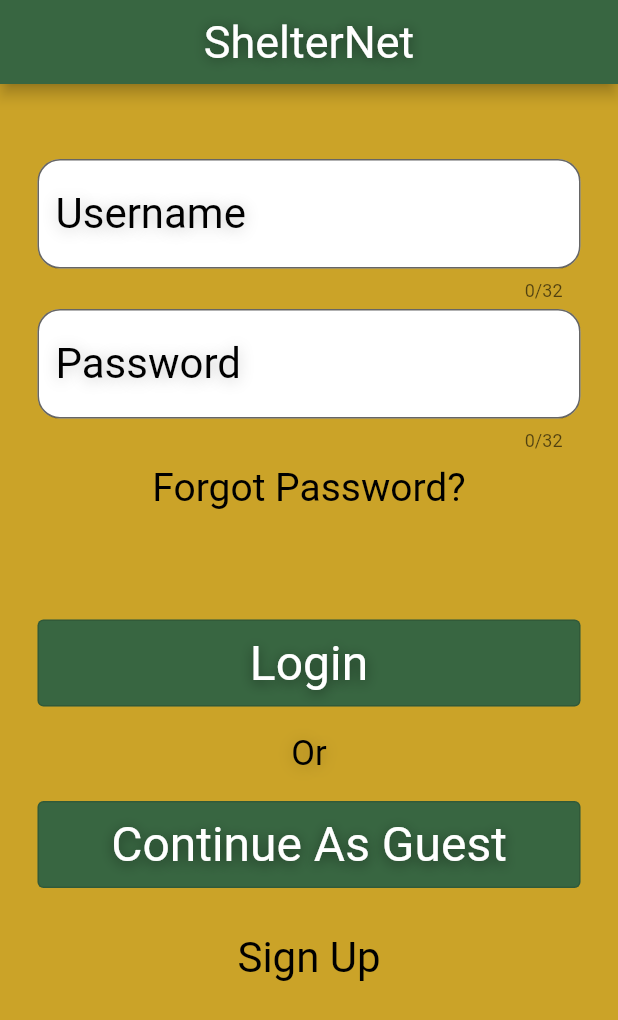
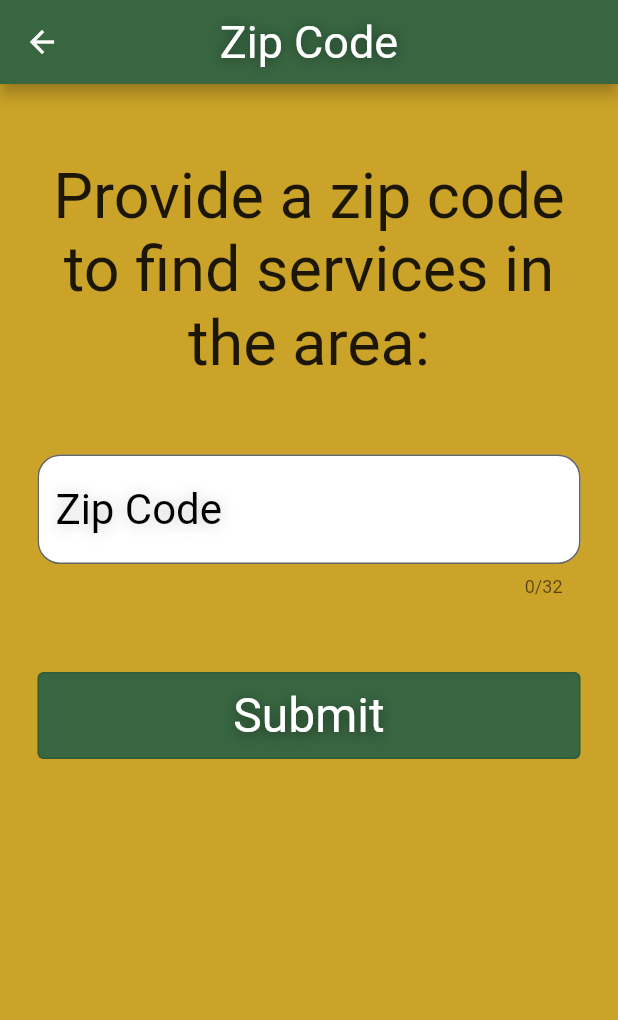
Before and after one commit to ckzhang26/Auxil, a Flutter app: the screen it shows after launch, after a tap on "Login", on a phone screen of 412 x 824 dp. Shown: the top 1020 px of the screen. Run offline on Flutter 3.47's test engine with Material 2 defaults, Android fonts, the phone set to English and light mode, and no system bars.

Commit message:
Add some pages and navigation

```diff
--- a/net/lib/pages/login.dart
+++ b/net/lib/pages/login.dart
@@ -1,4 +1,6 @@
 import 'package:net/config/imported.dart';
+import 'package:net/pages/home.dart';
+import 'package:net/pages/zipcode.dart';
 
 class LoginPage extends StatefulWidget {
   const LoginPage({super.key});
@@ -17,7 +19,8 @@ class LoginPageState extends State<LoginPage> {
     return Scaffold(
       resizeToAvoidBottomInset: false,
       backgroundColor: Config.yellow,
-      appBar: Gui.header("ShelterNet"),
+      // appBar: Gui.header("ShelterNet"),
+      appBar: Gui.header("Shelter"),
       body: Padding(
         padding: const EdgeInsets.symmetric(horizontal: 25, vertical: 25),
         child: Column(
@@ -31,11 +34,26 @@ class LoginPageState extends State<LoginPage> {
             Gui.textInput("Password", passowrdController),
             Gui.labelButton("Forgot Password?", 26),
             Gui.pad(64),
-            Gui.button("Login"),
+            Gui.button(
+                "Login",
+                () => {
+                      Navigator.push(
+                        context,
+                        MaterialPageRoute(
+                            builder: (context) => const ZipCodePage()),
+                      )
+                    }),
             Gui.pad(18),
             Gui.label("Or", 23),
             Gui.pad(18),
-            Gui.button("Continue As Guest"),
+            Gui.button(
+                "Continue As Guest",
+                () => {
+                      Navigator.push(
+                        context,
+                        MaterialPageRoute(builder: (context) => Placeholder()),
+                      )
+                    }),
             Gui.pad(22),
             Gui.labelButton("Sign Up", 28),
           ],
--- a/net/lib/pages/resources/shelters.dart
+++ b/net/lib/pages/resources/shelters.dart
@@ -4,10 +4,10 @@ class SheltersPage extends StatefulWidget {
   const SheltersPage({super.key});
 
   @override
-  State<SheltersPage> createState() => SheltersPagetate();
+  State<SheltersPage> createState() => _SheltersPageState();
 }
 
-class SheltersPagetate extends State<SheltersPage> {
+class _SheltersPageState extends State<SheltersPage> {
   @override
   Widget build(BuildContext context) {
     return Scaffold(
--- a/net/lib/pages/zipcode.dart
+++ b/net/lib/pages/zipcode.dart
@@ -1,17 +1,51 @@
 import 'package:net/config/imported.dart';
 
-class SignUpPage extends StatefulWidget {
-  const SignUpPage({super.key});
+import 'home.dart';
+
+class ZipCodePage extends StatefulWidget {
+  const ZipCodePage({super.key});
 
   @override
-  State<SignUpPage> createState() => SignUpPageState();
+  State<ZipCodePage> createState() => _ZipCodePageState();
 }
 
-class SignUpPageState extends State<SignUpPage> {
+class _ZipCodePageState extends State<ZipCodePage> {
+  final TextEditingController zipCodeController = TextEditingController();
+
   @override
   Widget build(BuildContext context) {
     return Scaffold(
+      resizeToAvoidBottomInset: false,
+      backgroundColor: Config.yellow,
       appBar: Gui.header("Zip Code"),
+      body: Padding(
+        padding: const EdgeInsets.symmetric(horizontal: 25, vertical: 25),
+        child: Column(
+          crossAxisAlignment: CrossAxisAlignment.center,
+          // Insert all interactables into the main widget column,
+          children: <Widget>[
+            // Gui helpers
+            Gui.pad(25),
+            const Text(
+              "Provide a zip code to find services in the area:",
+              style: TextStyle(fontSize: 42.0),
+              textAlign: TextAlign.center,
+            ),
+            Gui.pad(50),
+            Gui.textInput("Zip Code", zipCodeController),
+            Gui.pad(50),
+            Gui.button(
+                "Submit",
+                () => {
+                      Navigator.push(
+                        context,
+                        MaterialPageRoute(builder: (context) => HomePage()),
+                      )
+                    }),
+            Gui.pad(18),
+          ],
+        ),
+      ),
     );
   }
 }
```
Also changed, not shown: net/lib/config/gui.dart (+19 -2 lines), net/lib/pages/home.dart (+87 -6 lines).
